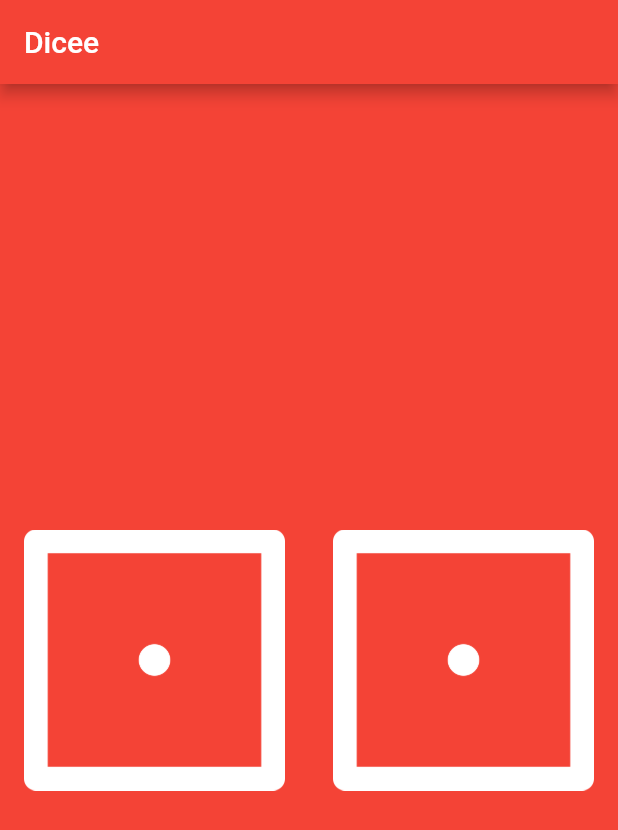
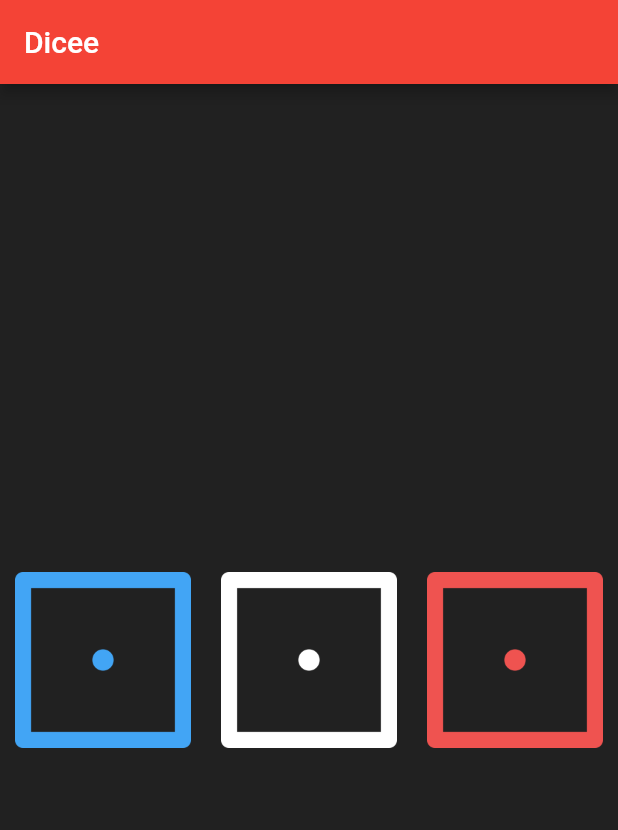
Before and after one commit to arodde/dicee_flutter, a Flutter app: the screen it shows after launch, on a phone screen of 412 x 824 dp. Shown: the top 830 px of the screen. Run offline on Flutter 3.47's test engine with Material 2 defaults, Android fonts, the phone set to English and light mode, and no system bars.

Commit message:
my personnal touch : couleur tricolores sur trois dés

```diff
--- a/lib/main.dart
+++ b/lib/main.dart
@@ -5,7 +5,7 @@ void main() {
   return runApp(
     MaterialApp(
       home: Scaffold(
-        backgroundColor: Colors.red,
+        backgroundColor: Colors.grey.shade900,
         appBar: AppBar(
           title: Text('Dicee'),
           backgroundColor: Colors.red,
@@ -69,8 +69,9 @@ class _DicePageState extends State<DicePage> {
     return Center(
       child: Row(
         children: [
-          buildedExpanded(context, leftDiceNumber),
-          buildedExpanded(context, rightDiceNumber),
+          buildedExpanded(context, leftDiceNumber, Colors.blue.shade400),
+          buildedExpanded(context, rightDiceNumber, Colors.white),
+          buildedExpanded(context, rightDiceNumber, Colors.red.shade400),
           /*Expanded(
             child: Padding(
               padding: const EdgeInsets.all(8.0),
@@ -90,16 +91,17 @@ class _DicePageState extends State<DicePage> {
   }
 
   @override
-  Widget buildedExpanded(BuildContext context, int diceNumber) {
+  Widget buildedExpanded(BuildContext context, int diceNumber, Color myColor) {
     return Expanded(
       child: Padding(
-        padding: const EdgeInsets.all(8.0),
+        padding: const EdgeInsets.all(2.0),
         child: TextButton(
           onPressed: () {
             changeDiceFace();
           },
           child: Image(
             image: AssetImage('images/dice$diceNumber.png'),
+            color: myColor,
           ),
         ),
       ),
```
